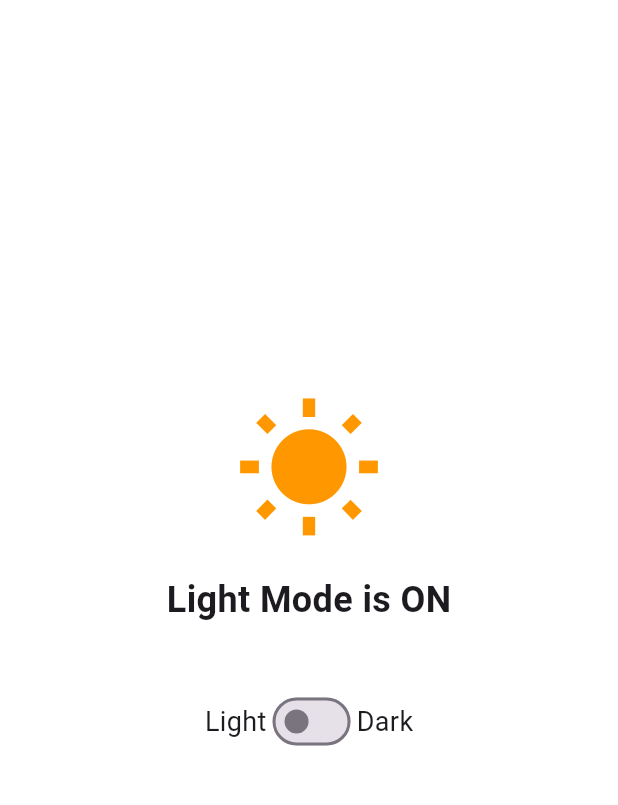
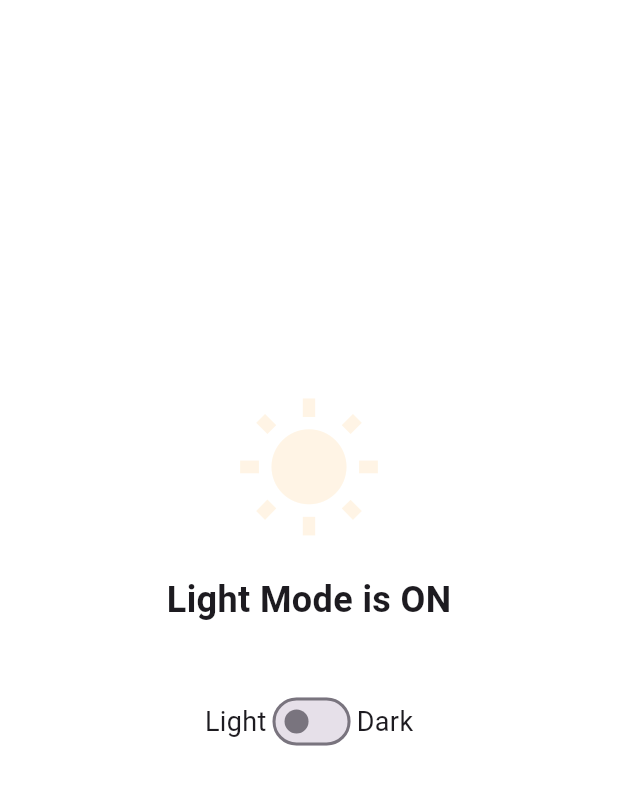
Before and after one commit to sonalikomati/flutter-internship-tasks, a Flutter app: the screen it shows after launch, on a phone screen of 412 x 824 dp, the part 84-889 px from its top. Run offline on Flutter 3.47's test engine with Material 3 defaults, Android fonts, the phone set to English and light mode, and no system bars; our stand-ins replace get, shared_preferences.

Commit message:
Day 27 - Flutter Theme toggle app improvements

```diff
--- a/theme_toggle_app/lib/main.dart
+++ b/theme_toggle_app/lib/main.dart
@@ -85,7 +85,9 @@ class HomeScreen extends StatelessWidget {
             Icon(
               isDarkMode ? Icons.nightlight_round : Icons.wb_sunny,
               size: 100,
-              color: isDarkMode ? Colors.yellow : Colors.orange,
+              color: isDarkMode
+                  ? Colors.yellow
+                  : Colors.orange.withValues(alpha: 0.1),
             ),
             const SizedBox(height: 20),
 
@@ -104,7 +106,7 @@ class HomeScreen extends StatelessWidget {
                 Switch(
                   value: isDarkMode,
                   onChanged: onThemeChanged,
-                  activeColor: Colors.deepPurpleAccent,
+                  activeThumbColor: Colors.deepPurpleAccent,
                 ),
                 const Text('Dark', style: TextStyle(fontSize: 18)),
               ],
```
